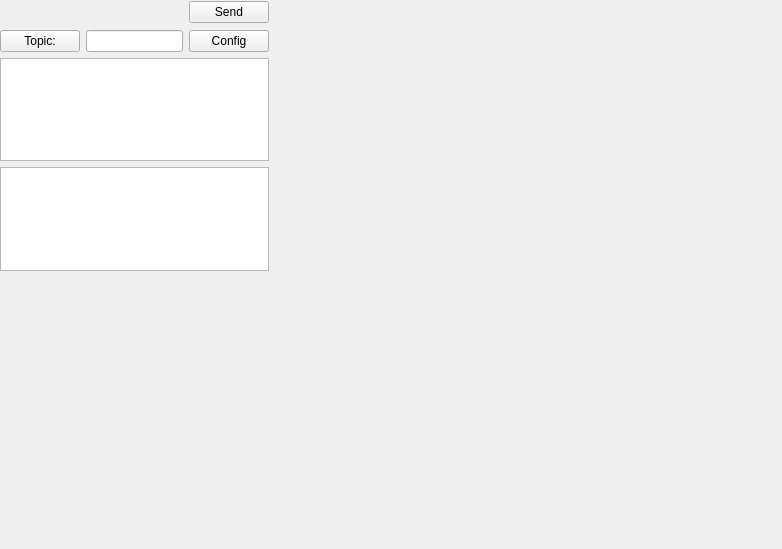
The window that src/chatwindow/conferenceform.ui (Winand/mqutim) describes before a commit, drawn with Qt 5.
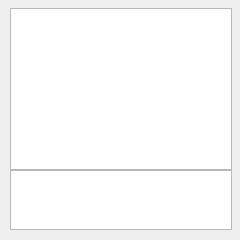
The same window after the commit.

```diff
--- a/src/chatwindow/conferenceform.ui
+++ b/src/chatwindow/conferenceform.ui
@@ -1,215 +1,64 @@
 <?xml version="1.0" encoding="UTF-8"?>
 <ui version="4.0">
  <class>ConferenceForm</class>
- <widget class="QWidget" name="ConferenceForm">
-  <property name="geometry">
+ <widget class="QWidget" name="ConferenceForm" >
+  <property name="geometry" >
    <rect>
     <x>0</x>
     <y>0</y>
-    <width>782</width>
-    <height>549</height>
+    <width>240</width>
+    <height>240</height>
    </rect>
   </property>
   <property name="windowTitle">
    <string>Form</string>
   </property>
-  <widget class="QWidget" name="verticalLayoutWidget">
-   <property name="geometry">
+  <widget class="QTextBrowser" name="t_Browser" >
+   <property name="geometry" >
     <rect>
-     <x>0</x>
-     <y>0</y>
-     <width>269</width>
-     <height>271</height>
+     <x>10</x>
+     <y>8</y>
+     <width>222</width>
+     <height>162</height>
     </rect>
    </property>
-   <layout class="QVBoxLayout" name="verticalLayout">
-    <item>
-     <layout class="QHBoxLayout" name="horizontalLayout">
-      <property name="sizeConstraint">
-       <enum>QLayout::SetFixedSize</enum>
-      </property>
-      <item>
-       <widget class="QToolButton" name="historyButton">
-        <property name="minimumSize">
-         <size>
-          <width>24</width>
-          <height>24</height>
-         </size>
-        </property>
-        <property name="maximumSize">
-         <size>
-          <width>24</width>
-          <height>24</height>
-         </size>
-        </property>
-        <property name="text">
-         <string/>
-        </property>
-        <property name="autoRaise">
-         <bool>true</bool>
-        </property>
-       </widget>
-      </item>
-      <item>
-       <widget class="QToolButton" name="emoticonButton">
-        <property name="maximumSize">
-         <size>
-          <width>24</width>
-          <height>24</height>
-         </size>
-        </property>
-        <property name="text">
-         <string/>
-        </property>
-        <property name="popupMode">
-         <enum>QToolButton::InstantPopup</enum>
-        </property>
-        <property name="autoRaise">
-         <bool>true</bool>
-        </property>
-       </widget>
-      </item>
-      <item>
-       <widget class="QToolButton" name="translitButton">
-        <property name="maximumSize">
-         <size>
-          <width>24</width>
-          <height>24</height>
-         </size>
-        </property>
-        <property name="text">
-         <string/>
-        </property>
-        <property name="autoRaise">
-         <bool>true</bool>
-        </property>
-       </widget>
-      </item>
-      <item>
-       <widget class="QToolButton" name="onEnterButton">
-        <property name="maximumSize">
-         <size>
-          <width>24</width>
-          <height>24</height>
-         </size>
-        </property>
-        <property name="text">
-         <string/>
-        </property>
-        <property name="checkable">
-         <bool>true</bool>
-        </property>
-        <property name="autoRaise">
-         <bool>true</bool>
-        </property>
-       </widget>
-      </item>
-      <item>
-       <widget class="QToolButton" name="quoteButton">
-        <property name="maximumSize">
-         <size>
-          <width>24</width>
-          <height>24</height>
-         </size>
-        </property>
-        <property name="text">
-         <string/>
-        </property>
-        <property name="autoRaise">
-         <bool>true</bool>
-        </property>
-       </widget>
-      </item>
-      <item>
-       <widget class="QToolButton" name="clearButton">
-        <property name="maximumSize">
-         <size>
-          <width>24</width>
-          <height>24</height>
-         </size>
-        </property>
-        <property name="text">
-         <string/>
-        </property>
-        <property name="autoRaise">
-         <bool>true</bool>
-        </property>
-       </widget>
-      </item>
-      <item>
-       <spacer name="horizontalSpacer">
-        <property name="orientation">
-         <enum>Qt::Horizontal</enum>
-        </property>
-        <property name="sizeHint" stdset="0">
-         <size>
-          <width>40</width>
-          <height>20</height>
-         </size>
-        </property>
-       </spacer>
-      </item>
-      <item>
-       <widget class="QPushButton" name="sendButton">
-        <property name="text">
-         <string>Send</string>
-        </property>
-       </widget>
-      </item>
-     </layout>
-    </item>
-    <item>
-     <layout class="QHBoxLayout" name="horizontalLayout_3">
-      <property name="sizeConstraint">
-       <enum>QLayout::SetMinimumSize</enum>
-      </property>
-      <item>
-       <widget class="QPushButton" name="topicButton">
-        <property name="text">
-         <string>Topic:</string>
-        </property>
-       </widget>
-      </item>
-      <item>
-       <widget class="QLineEdit" name="topicLineEdit">
-        <property name="readOnly">
-         <bool>true</bool>
-        </property>
-       </widget>
-      </item>
-      <item>
-       <widget class="QPushButton" name="configButton">
-        <property name="text">
-         <string>Config</string>
-        </property>
-       </widget>
-      </item>
-     </layout>
-    </item>
-    <item>
-     <widget class="QListView" name="conferenceList">
-      <property name="selectionRectVisible">
-       <bool>true</bool>
-      </property>
-     </widget>
-    </item>
-    <item>
-     <widget class="QTextEdit" name="conferenceTextEdit">
-      <property name="sizePolicy">
-       <sizepolicy hsizetype="Expanding" vsizetype="Preferred">
-        <horstretch>0</horstretch>
-        <verstretch>0</verstretch>
-       </sizepolicy>
-      </property>
-      <property name="minimumSize">
-       <size>
-        <width>0</width>
-        <height>24</height>
-       </size>
-      </property>
-     </widget>
-    </item>
-   </layout>
+   <property name="sizePolicy" >
+    <sizepolicy vsizetype="Expanding" hsizetype="Expanding" >
+     <horstretch>0</horstretch>
+     <verstretch>5</verstretch>
+    </sizepolicy>
+   </property>
+   <property name="focusPolicy" >
+    <enum>Qt::ClickFocus</enum>
+   </property>
+  </widget>
+  <widget class="QTextEdit" name="t_Edit" >
+   <property name="geometry" >
+    <rect>
+     <x>10</x>
+     <y>170</y>
+     <width>222</width>
+     <height>60</height>
+    </rect>
+   </property>
+   <property name="sizePolicy" >
+    <sizepolicy vsizetype="Fixed" hsizetype="Expanding" >
+     <horstretch>0</horstretch>
+     <verstretch>1</verstretch>
+    </sizepolicy>
+   </property>
+   <property name="minimumSize" >
+    <size>
+     <width>0</width>
+     <height>60</height>
+    </size>
+   </property>
+   <property name="focusPolicy" >
+    <enum>Qt::ClickFocus</enum>
+   </property>
+   <property name="acceptRichText" >
+    <bool>false</bool>
+   </property>
   </widget>
  </widget>
  <resources/>
```
Left out of the diff: 5 changed lines with no effect on the pictures.
